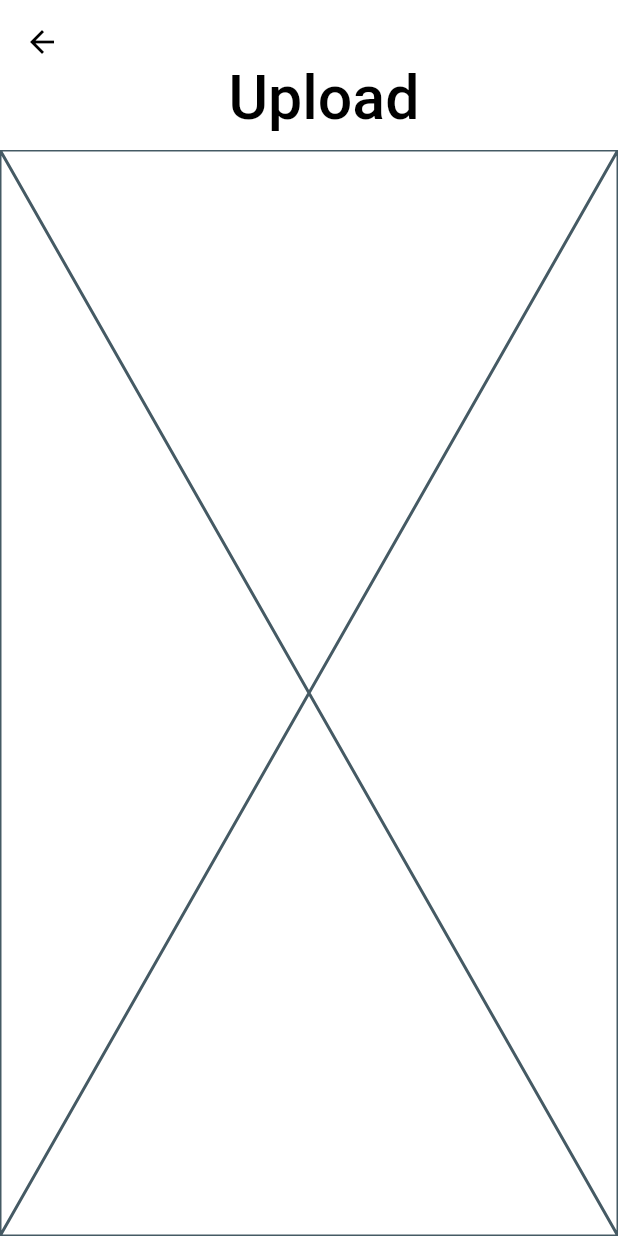
After one commit to HuynhBao171/music_streaming_app, a Flutter app: the screen it shows after launch, after a tap on an icon or button, on a phone screen of 412 x 824 dp. The commit adds this screen. Run offline on Flutter 3.47's test engine with Material 2 defaults, Android fonts, the phone set to English and light mode, and no system bars; our stand-ins replace animate_do, dio, google_nav_bar, line_icons; network calls fail.

Commit message:
chinh sua cau trc appbar

```diff
--- a/lib/main.dart
+++ b/lib/main.dart
@@ -1,4 +1,5 @@
 import 'package:flutter/material.dart';
+import 'package:music_streaming_app/pages/home/home_page.dart';
 import 'pages/login/login_page.dart';
 import 'widgets/navbar.dart';
 
@@ -14,7 +15,7 @@ class MyApp extends StatelessWidget {
     return MaterialApp(
       title: 'Music App',
       debugShowCheckedModeBanner: false,
-      home: LoginPage(),
+      home: HomePage(),
     );
   }
 }
--- a/lib/pages/Library/library.dart
+++ b/lib/pages/Library/library.dart
@@ -6,7 +6,7 @@ import '../../widgets/repetitious_text.dart';
 import '../listeningHistory/listening_history.dart';
 import '../profile/profile.dart';
 import '../recentlyPlayed/recently_played.dart';
-import 'widgets/appbar.dart';
+import 'widgets/appbar_library.dart';
 import 'widgets/activity_card.dart';
 
 class LibraryPage extends StatelessWidget {
--- a/lib/pages/Library/widgets/appbar.dart
+++ b/lib/pages/Library/widgets/appbar_library.dart
@@ -1,9 +1,6 @@
 import 'package:flutter/material.dart';
 
 import '../../profile/profile.dart';
-
-
-
 class CustomAppBarLibrary extends StatelessWidget {
   const CustomAppBarLibrary({
     Key? key,
--- a/lib/pages/home/home_page.dart
+++ b/lib/pages/home/home_page.dart
@@ -1,10 +1,9 @@
 import 'package:flutter/material.dart';
 import 'package:music_streaming_app/pages/home/widgets/follow_artist_section.dart';
-
-import '../../widgets/appbar.dart';
 import '../../widgets/repetitious_double_text.dart';
 import '../../widgets/repetitious_listview_horizontal.dart';
 import '../../widgets/repetitious_text.dart';
+import 'widgets/appbar_home.dart';
 import 'widgets/below_upload_section.dart';
 import 'widgets/upload_section.dart';
 
@@ -23,7 +22,7 @@ class _HomePageState extends State<HomePage> {
       body: SafeArea(
         child: NestedScrollView(
             headerSliverBuilder: (ctx, i) => [
-                  CustomAppBar(title: "Home"),
+                  CustomAppBarHome(),
                 ],
             body: MainBody()),
       ),
--- /dev/null
+++ b/lib/pages/home/widgets/appbar_home.dart
@@ -0,0 +1,48 @@
+import 'package:flutter/material.dart';
+
+import 'package:line_icons/line_icons.dart';
+
+import '../../upload/upload.dart';
+
+class CustomAppBarHome extends StatelessWidget {
+  const CustomAppBarHome({
+    Key? key,
+  }) : super(key: key);
+
+  @override
+  Widget build(BuildContext context) {
+    return SliverAppBar(
+      pinned: true,
+      expandedHeight: 100,
+      flexibleSpace: FlexibleSpaceBar(
+        titlePadding: EdgeInsets.only(left: 20, bottom: 10),
+        title: Text(
+          "Home",
+          style: TextStyle(fontSize: 30, color: Colors.black),
+        ),
+      ),
+      backgroundColor: Colors.white,
+      elevation: 0,
+      actions: [
+        Padding(
+          padding: const EdgeInsets.only(right: 15),
+          child: GestureDetector(
+            onTap: () {
+                  Navigator.of(context).push(
+                      MaterialPageRoute(builder: ((context) => UploadPage())));
+                },
+          child: const Icon(
+            LineIcons.alternateArrowCircleUpAlt,
+            color: Colors.deepOrange,
+            size: 35,
+          ),
+        ),
+        ),
+        Padding(
+          padding: const EdgeInsets.only(right: 10),
+          child: Icon(LineIcons.bell, color: Colors.grey, size: 35),
+        ),
+      ],
+    );
+  }
+}
--- a/lib/pages/listeningHistory/listening_history.dart
+++ b/lib/pages/listeningHistory/listening_history.dart
@@ -2,7 +2,7 @@ import 'package:flutter/material.dart';
 
 import 'package:animate_do/animate_do.dart';
 import 'widgets/repetitious_listening_history.dart';
-import 'widgets/appbar.dart';
+import 'widgets/appbar_listeninghistory.dart';
 
 class ListeningHistoryPage extends StatefulWidget {
   @override
--- a/lib/pages/profile/profile.dart
+++ b/lib/pages/profile/profile.dart
@@ -5,7 +5,7 @@ import '../../widgets/repetitious_listview_vertical.dart';
 import '../../widgets/repetitious_text.dart';
 import '../listeningHistory/widgets/repetitious_listening_history.dart';
 import '../listeningHistory/listening_history.dart';
-import 'widgets/appbar.dart';
+import 'widgets/appbar_profile.dart';
 
 class ProfilePage extends StatefulWidget {
   const ProfilePage({super.key});
--- a/lib/pages/recentlyPlayed/recently_played.dart
+++ b/lib/pages/recentlyPlayed/recently_played.dart
@@ -1,7 +1,6 @@
 import 'package:flutter/material.dart';
 import 'package:animate_do/animate_do.dart';
-
-import 'widgets/appbar.dart';
+import 'widgets/appbar_recentlyplayed.dart';
 import 'widgets/repetitious_artist_profile.dart';
 import 'widgets/repetitious_music_cover.dart';
 
--- /dev/null
+++ b/lib/pages/upload/upload.dart
@@ -0,0 +1,44 @@
+import 'package:flutter/material.dart';
+
+import '../../widgets/repetitious_listview_horizontal.dart';
+import '../../widgets/repetitious_listview_vertical.dart';
+import '../../widgets/repetitious_text.dart';
+import '../listeningHistory/listening_history.dart';
+import 'widgets/appbar_upload.dart';
+
+class UploadPage extends StatefulWidget {
+  const UploadPage({super.key});
+
+  @override
+  State<UploadPage> createState() => _UploadPageState();
+}
+
+class _UploadPageState extends State<UploadPage> {
+  @override
+  Widget build(BuildContext context) {
+    return Scaffold(
+      backgroundColor: Colors.white,
+      body: SafeArea(
+        child: NestedScrollView(
+            headerSliverBuilder: (ctx, i) => [
+                  CustomAppBarUpload(title: "Upload"),
+                ],
+            body: MainBodyUpload()),
+      ),
+    );
+  }
+}
+
+class MainBodyUpload extends StatefulWidget {
+  const MainBodyUpload({super.key});
+
+  @override
+  State<MainBodyUpload> createState() => _MainBodyUploadState();
+}
+
+class _MainBodyUploadState extends State<MainBodyUpload> {
+  @override
+  Widget build(BuildContext context) {
+    return const Placeholder();
+  }
+}
--- a/lib/pages/profile/widgets/appbar.dart
+++ b/lib/pages/upload/widgets/appbar_upload.dart
@@ -3,9 +3,9 @@ import 'package:flutter/material.dart';
 import 'package:line_icons/line_icons.dart';
 
 // ignore: must_be_immutable
-class CustomAppBarProfile extends StatelessWidget {
+class CustomAppBarUpload extends StatelessWidget {
   String title;
-  CustomAppBarProfile({super.key, required this.title,});
+  CustomAppBarUpload({super.key, required this.title,});
 
   @override
   Widget build(BuildContext context) {
@@ -21,6 +21,7 @@ class CustomAppBarProfile extends StatelessWidget {
       pinned: true,
       expandedHeight: 100,
       flexibleSpace: FlexibleSpaceBar(
+        centerTitle: true,
         titlePadding: EdgeInsets.only(left: 20, bottom: 10),
         title: Text(
           title,
```
Also changed, not shown: lib/pages/profile/widgets/appbar_profile.dart (added, +36 -0 lines), lib/pages/listeningHistory/widgets/appbar_listeninghistory.dart (renamed from lib/pages/listeningHistory/widgets/appbar.dart), lib/pages/recentlyPlayed/widgets/appbar_recentlyplayed.dart (renamed from lib/pages/recentlyPlayed/widgets/appbar.dart).
